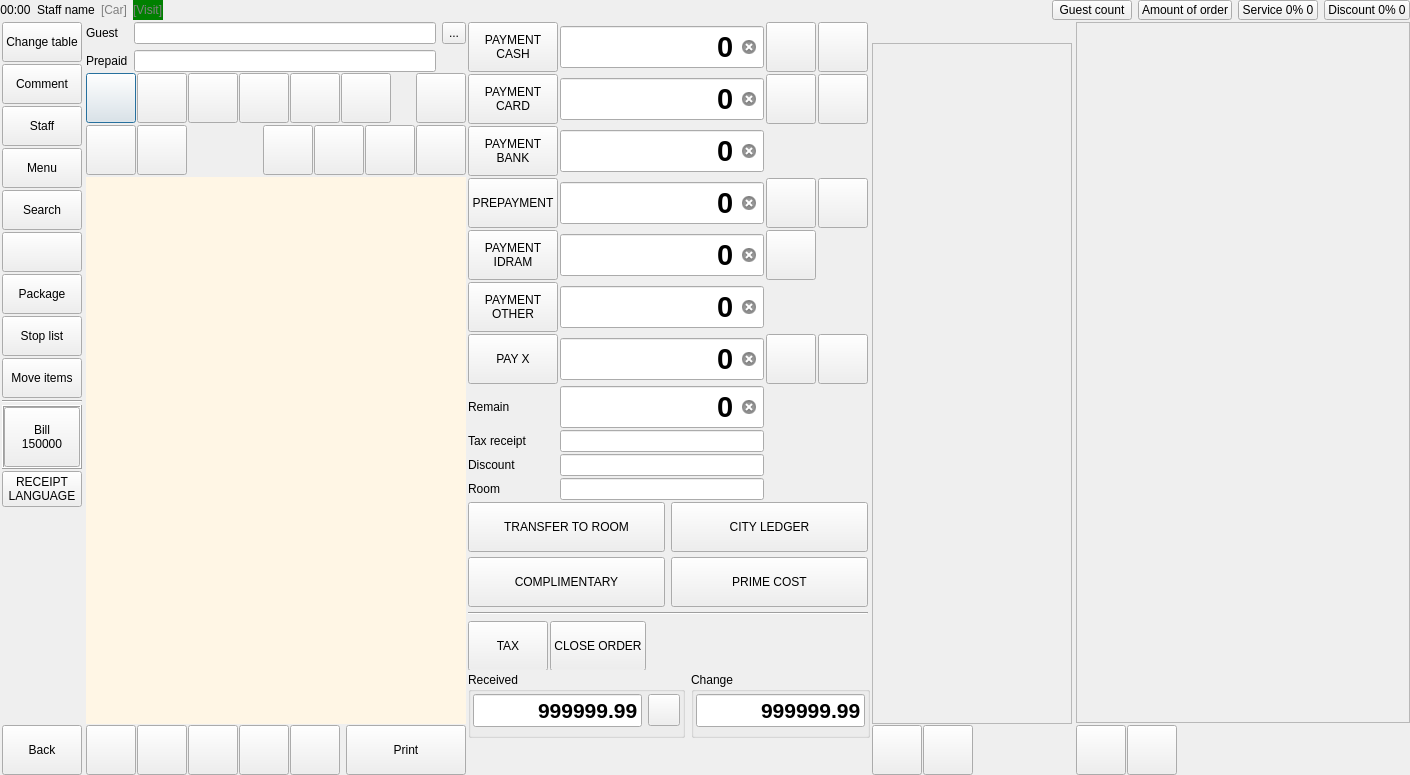
End1-1/Cafe5, file Waiter/dlgorder.ui: the form before one commit.
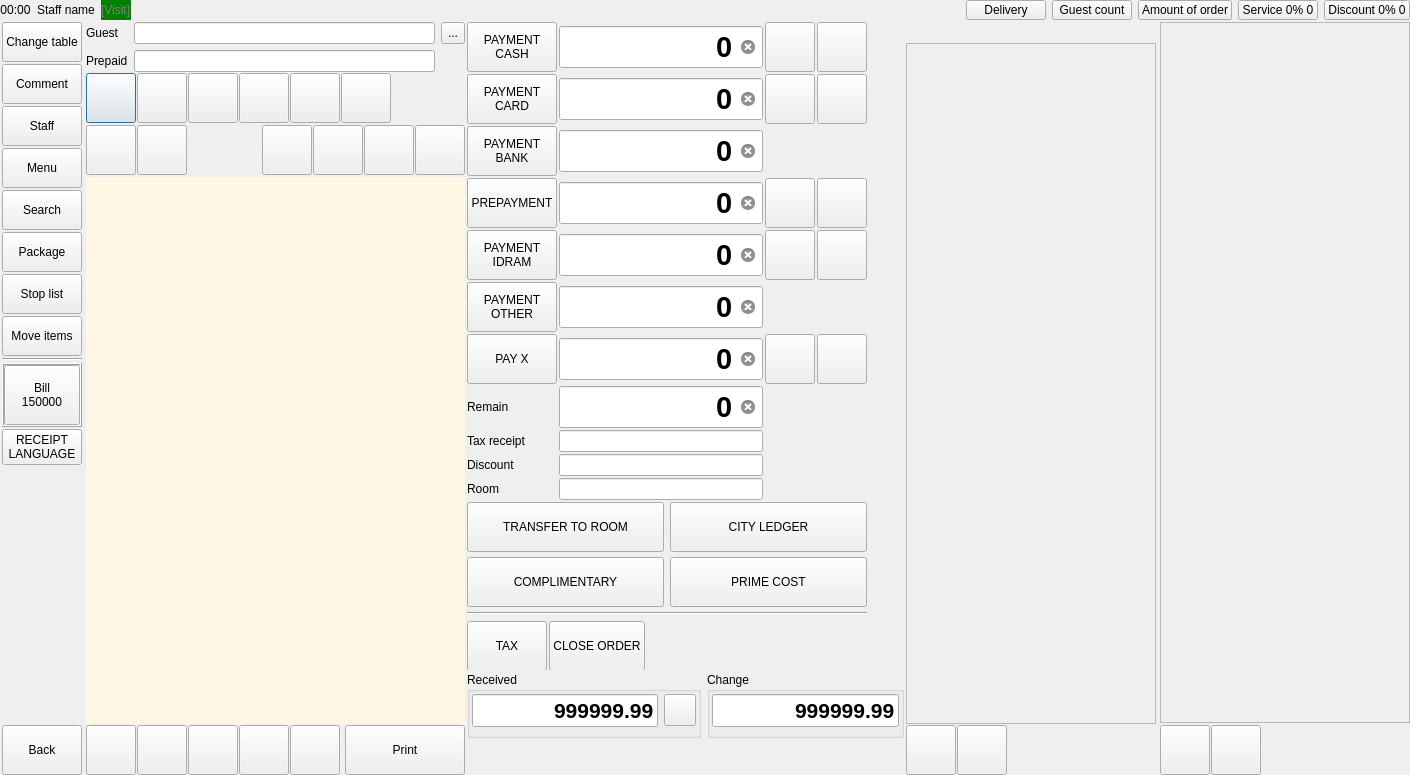
The form after the commit. Icons and pictures are not drawn. Custom widgets are drawn as their Qt base class.

```diff
--- a/Waiter/dlgorder.ui
+++ b/Waiter/dlgorder.ui
@@ -10,6 +10,12 @@
     <height>775</height>
    </rect>
   </property>
+  <property name="sizePolicy">
+   <sizepolicy hsizetype="Preferred" vsizetype="Preferred">
+    <horstretch>2</horstretch>
+    <verstretch>0</verstretch>
+   </sizepolicy>
+  </property>
   <property name="windowTitle">
    <string>Cafe5</string>
   </property>
@@ -33,7 +39,7 @@
     <widget class="QWidget" name="widget" native="true">
      <property name="minimumSize">
       <size>
-       <width>380</width>
+       <width>0</width>
        <height>0</height>
       </size>
      </property>
@@ -60,7 +66,7 @@
         </property>
         <property name="maximumSize">
          <size>
-          <width>380</width>
+          <width>16777215</width>
           <height>16777215</height>
          </size>
         </property>
@@ -404,35 +410,6 @@
                  </property>
                 </spacer>
                </item>
-               <item>
-                <widget class="QPushButton" name="btnSplitGuest">
-                 <property name="minimumSize">
-                  <size>
-                   <width>50</width>
-                   <height>50</height>
-                  </size>
-                 </property>
-                 <property name="maximumSize">
-                  <size>
-                   <width>50</width>
-                   <height>50</height>
-                  </size>
-                 </property>
-                 <property name="text">
-                  <string/>
-                 </property>
-                 <property name="icon">
-                  <iconset resource="../resources/res.qrc">
-                   <normaloff>:/addguest.png</normaloff>:/addguest.png</iconset>
-                 </property>
-                 <property name="iconSize">
-                  <size>
-                   <width>32</width>
-                   <height>32</height>
-                  </size>
-                 </property>
-                </widget>
-               </item>
               </layout>
              </widget>
             </item>
@@ -779,7 +756,7 @@
              <rect>
               <x>0</x>
               <y>0</y>
-              <width>380</width>
+              <width>376</width>
               <height>548</height>
              </rect>
             </property>
@@ -1020,20 +997,20 @@
    <item row="1" column="3">
     <widget class="QWidget" name="wleft" native="true">
      <property name="sizePolicy">
-      <sizepolicy hsizetype="Preferred" vsizetype="Preferred">
+      <sizepolicy hsizetype="Expanding" vsizetype="Preferred">
        <horstretch>2</horstretch>
        <verstretch>0</verstretch>
       </sizepolicy>
      </property>
      <property name="minimumSize">
       <size>
-       <width>200</width>
+       <width>250</width>
        <height>0</height>
       </size>
      </property>
      <property name="maximumSize">
       <size>
-       <width>200</width>
+       <width>16777215</width>
        <height>16777215</height>
       </size>
      </property>
@@ -1099,7 +1076,7 @@
           <rect>
            <x>0</x>
            <y>0</y>
-           <width>198</width>
+           <width>248</width>
            <height>676</height>
           </rect>
          </property>
@@ -1123,11 +1100,14 @@
            <widget class="QWidget" name="wdishpart2" native="true">
             <property name="sizePolicy">
              <sizepolicy hsizetype="Preferred" vsizetype="Preferred">
-              <horstretch>0</horstretch>
+              <horstretch>2</horstretch>
               <verstretch>2</verstretch>
              </sizepolicy>
             </property>
             <layout class="QGridLayout" name="glDishPart2">
+             <property name="sizeConstraint">
+              <enum>QLayout::SetMaximumSize</enum>
+             </property>
              <property name="leftMargin">
               <number>0</number>
              </property>
@@ -1255,19 +1235,19 @@
     <widget class="QWidget" name="wpayment" native="true">
      <property name="sizePolicy">
       <sizepolicy hsizetype="Preferred" vsizetype="Preferred">
-       <horstretch>2</horstretch>
+       <horstretch>0</horstretch>
        <verstretch>0</verstretch>
       </sizepolicy>
      </property>
      <property name="minimumSize">
       <size>
-       <width>402</width>
+       <width>0</width>
        <height>0</height>
       </size>
      </property>
      <property name="maximumSize">
       <size>
-       <width>402</width>
+       <width>16777215</width>
        <height>16777215</height>
       </size>
      </property>
@@ -2141,7 +2121,7 @@
            </property>
           </widget>
          </item>
-         <item row="4" column="2">
+         <item row="4" column="3">
           <widget class="QPushButton" name="btnFillIdram">
            <property name="minimumSize">
             <size>
@@ -2170,6 +2150,35 @@
            </property>
           </widget>
          </item>
+         <item row="4" column="2">
+          <widget class="QPushButton" name="btnCalcIdram">
+           <property name="minimumSize">
+            <size>
+             <width>50</width>
+             <height>50</height>
+            </size>
+           </property>
+           <property name="maximumSize">
+            <size>
+             <width>50</width>
+             <height>50</height>
+            </size>
+           </property>
+           <property name="text">
+            <string/>
+           </property>
+           <property name="icon">
+            <iconset resource="../resources/res.qrc">
+             <normaloff>:/calculator.png</normaloff>:/calculator.png</iconset>
+           </property>
+           <property name="iconSize">
+            <size>
+             <width>32</width>
+             <height>32</height>
+            </size>
+           </property>
+          </widget>
+         </item>
         </layout>
        </widget>
       </item>
@@ -2783,47 +2792,6 @@
         </property>
        </widget>
       </item>
-      <item>
-       <widget class="QPushButton" name="btnCar">
-        <property name="minimumSize">
-         <size>
-          <width>0</width>
-          <height>40</height>
-         </size>
-        </property>
-        <property name="maximumSize">
-         <size>
-          <width>16777215</width>
-          <height>50</height>
-         </size>
-        </property>
-        <property name="focusPolicy">
-         <enum>Qt::NoFocus</enum>
-        </property>
-        <property name="styleSheet">
-         <string notr="true">QPushButton:checked{background-color: rgb(0, 150, 0);font-weight:bold; }</string>
-        </property>
-        <property name="text">
-         <string/>
-        </property>
-        <property name="icon">
-         <iconset resource="../resources/res.qrc">
-          <normaloff>:/car.png</normaloff>:/car.png</iconset>
-        </property>
-        <property name="iconSize">
-         <size>
-          <width>32</width>
-          <height>32</height>
-         </size>
-        </property>
-        <property name="checkable">
-         <bool>false</bool>
-        </property>
-        <property name="checked">
-         <bool>false</bool>
-        </property>
-       </widget>
-      </item>
       <item>
        <widget class="QPushButton" name="btnPackage">
         <property name="minimumSize">
@@ -3067,6 +3035,18 @@
    </item>
    <item row="1" column="5">
     <widget class="QWidget" name="wdish" native="true">
+     <property name="sizePolicy">
+      <sizepolicy hsizetype="Preferred" vsizetype="Preferred">
+       <horstretch>1</horstretch>
+       <verstretch>0</verstretch>
+      </sizepolicy>
+     </property>
+     <property name="minimumSize">
+      <size>
+       <width>250</width>
+       <height>0</height>
+      </size>
+     </property>
      <layout class="QVBoxLayout" name="verticalLayout_5">
       <property name="spacing">
        <number>2</number>
@@ -3093,7 +3073,7 @@
           <rect>
            <x>0</x>
            <y>0</y>
-           <width>304</width>
+           <width>248</width>
            <height>696</height>
           </rect>
          </property>
@@ -3120,7 +3100,7 @@
             </property>
             <property name="minimumSize">
              <size>
-              <width>250</width>
+              <width>0</width>
               <height>0</height>
              </size>
             </property>
@@ -3301,21 +3281,6 @@
         </property>
        </widget>
       </item>
-      <item>
-       <widget class="QLabel" name="lbCar">
-        <property name="enabled">
-         <bool>false</bool>
-        </property>
-        <property name="styleSheet">
-         <string notr="true">QLabel:disabled {color:gray;}
-QLabel {color:green;}
-</string>
-        </property>
-        <property name="text">
-         <string>[Car]</string>
-        </property>
-       </widget>
-      </item>
       <item>
        <widget class="QLabel" name="lbVisit">
         <property name="enabled">
@@ -3344,6 +3309,19 @@
         </property>
        </spacer>
       </item>
+      <item>
+       <widget class="QPushButton" name="btnDelivery">
+        <property name="sizePolicy">
+         <sizepolicy hsizetype="Minimum" vsizetype="Minimum">
+          <horstretch>0</horstretch>
+          <verstretch>0</verstretch>
+         </sizepolicy>
+        </property>
+        <property name="text">
+         <string>Delivery</string>
+        </property>
+       </widget>
+      </item>
       <item>
        <widget class="QPushButton" name="btnSit">
         <property name="sizePolicy">
```
Left out of the diff: 3 changed lines with no effect on the pictures.
